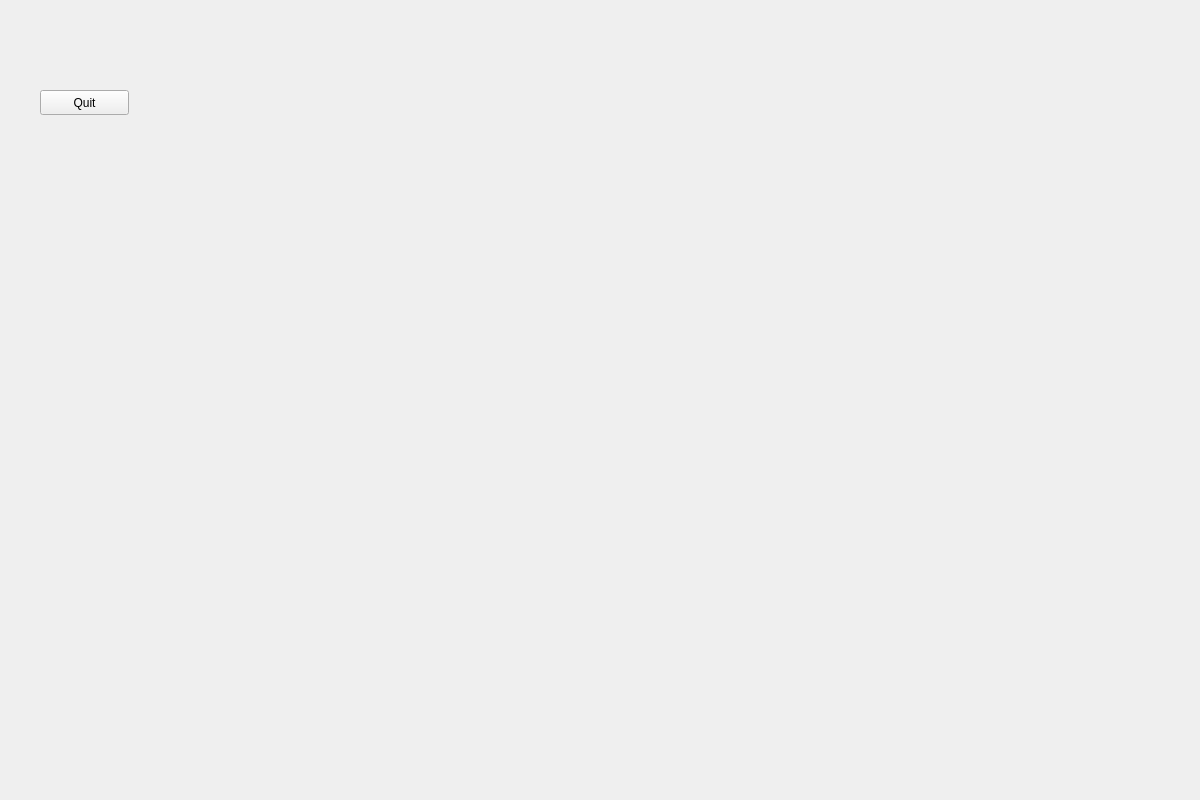
Old version of the form src/3D_Viewer/mainwindow.ui in the repository Ankononenko/s21_3DViewer.
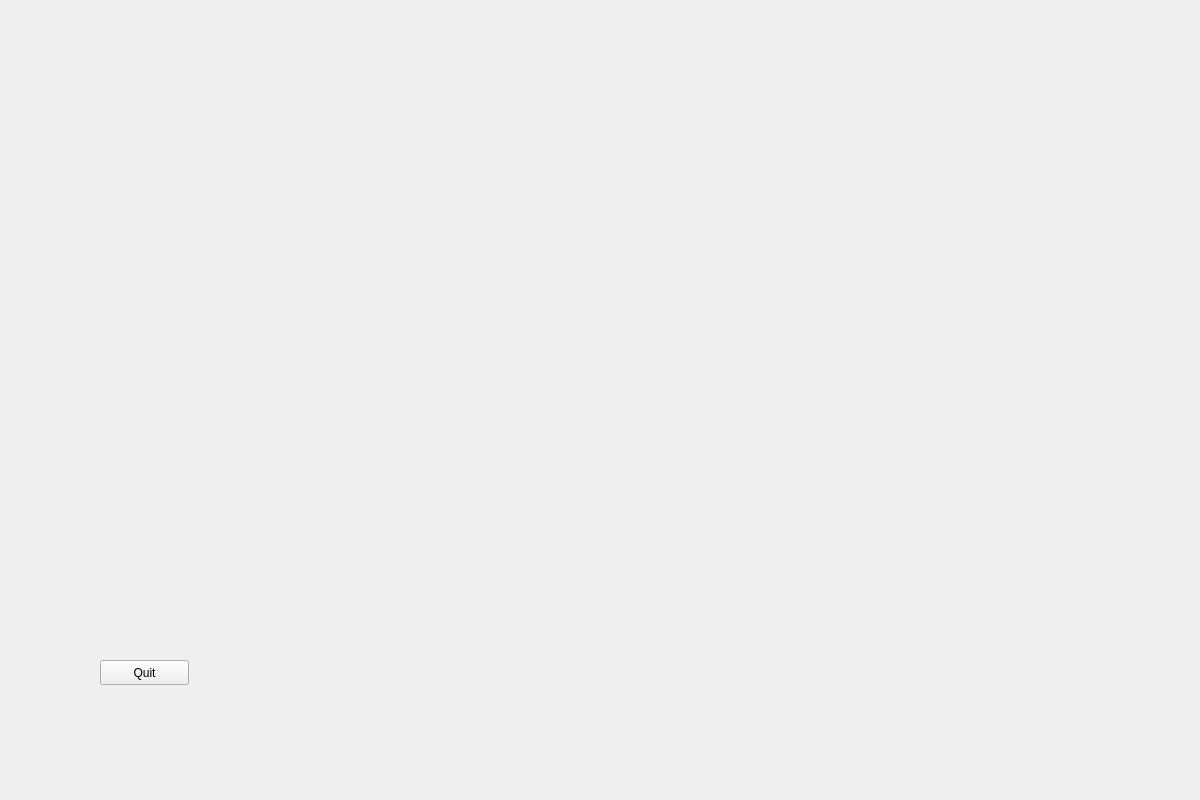
New version of the form. Custom widgets are drawn as their Qt base class.

Commit message: 3D model instead of 2D drawn

```diff
--- a/src/3D_Viewer/mainwindow.ui
+++ b/src/3D_Viewer/mainwindow.ui
@@ -33,8 +33,8 @@
    <widget class="QPushButton" name="pushButton">
     <property name="geometry">
      <rect>
-      <x>40</x>
-      <y>90</y>
+      <x>100</x>
+      <y>660</y>
       <width>89</width>
       <height>25</height>
      </rect>
```
The commit also changes 2 other files.
